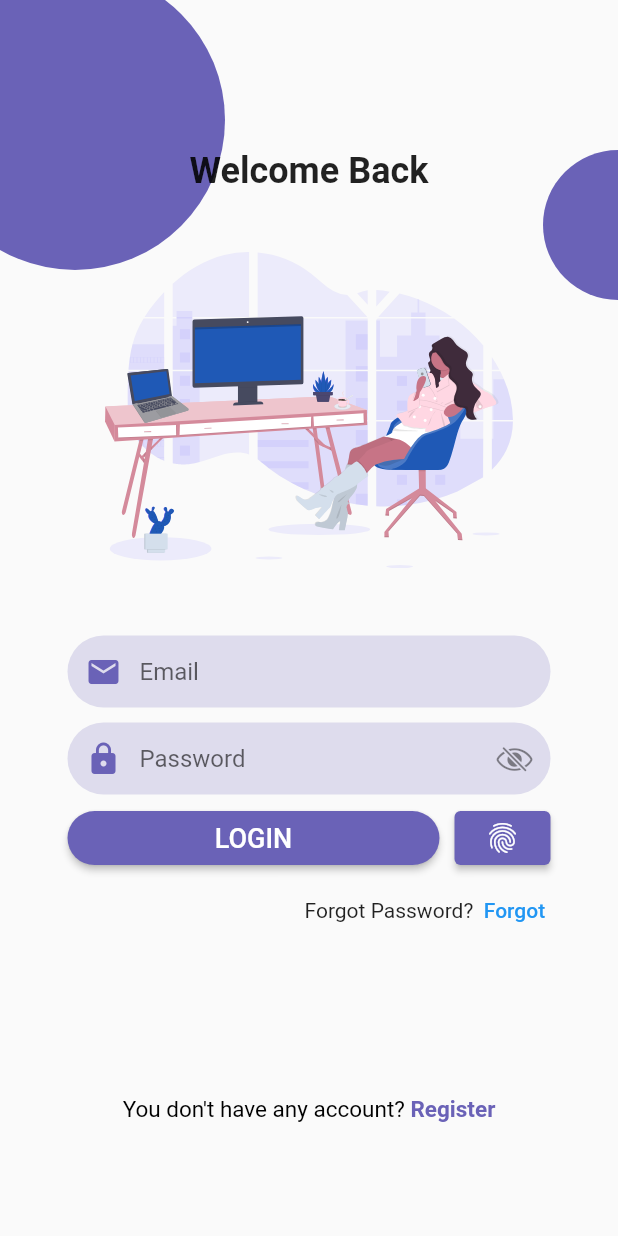
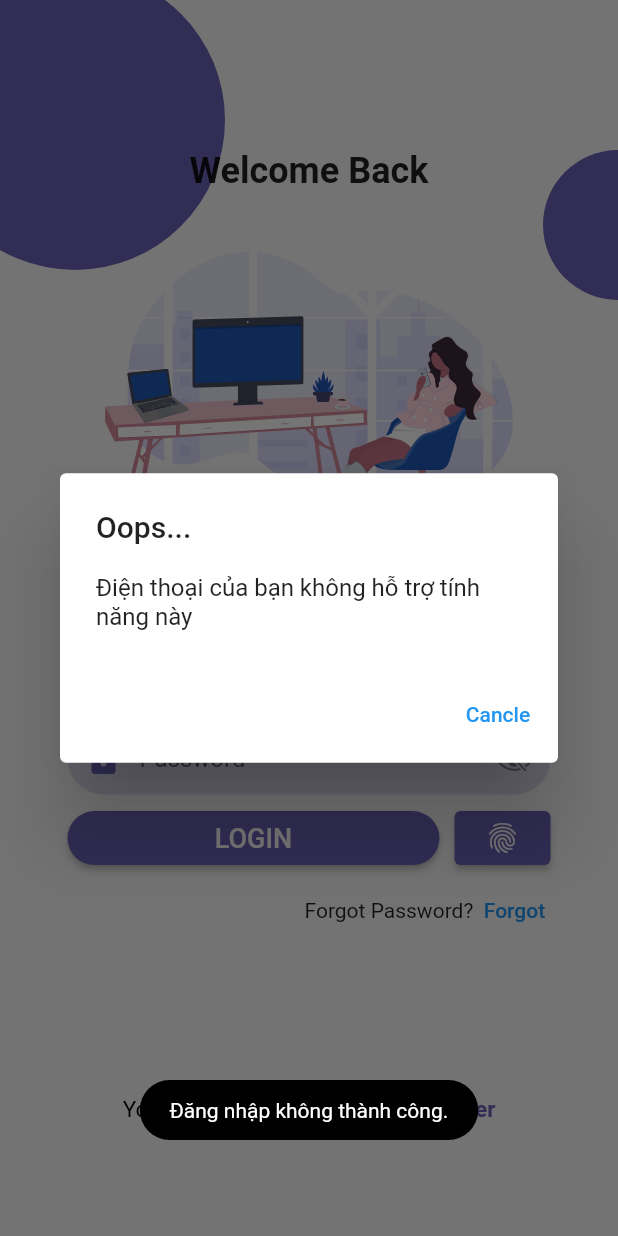
Before and after one commit to DuongMinh12/sos_app_api, a Flutter app: the LogInPage screen opened by its route, after a tap on the "fingerprint" icon, on a phone screen of 412 x 824 dp. Run offline on Flutter 3.47's test engine with Material 2 defaults, Android fonts, the phone set to English and light mode, and no system bars; our stand-ins replace bloc, cloud_firestore, dio, equatable, firebase_auth, firebase_core and 13 more; missing offline and left inert: local_auth_android, local_auth_ios, password_strength_checker; accounts and stored records are empty; network calls fail; project files that could hold a hidden picture were left out.

```diff
--- a/lib/controllers/login_controller.dart
+++ b/lib/controllers/login_controller.dart
@@ -1,5 +1,3 @@
-
-import 'dart:convert';
 
 import 'package:dio/dio.dart';
 import 'package:firebase_auth/firebase_auth.dart';
--- a/lib/main.dart
+++ b/lib/main.dart
@@ -10,7 +10,7 @@ void main() async{
   await Firebase.initializeApp();
   await GetStorage.init();
   runApp(MaterialApp(
-    initialRoute: LogInPage.routeName,
+    initialRoute: DrawerMenu.routeName,
     routes: routes,
     debugShowCheckedModeBanner: false,
     //theme: ThemeData(),
--- a/lib/screens/login/components/login_textfied.dart
+++ b/lib/screens/login/components/login_textfied.dart
@@ -1,12 +1,19 @@
+import 'dart:io';
+
 import 'package:flutter/cupertino.dart';
 import 'package:flutter/material.dart';
+import 'package:flutter_secure_storage/flutter_secure_storage.dart';
+import 'package:local_auth/local_auth.dart';
+import 'package:shared_preferences/shared_preferences.dart';
+import 'package:warning_app/constants/utils.dart';
 import 'package:warning_app/controllers/login_controller.dart';
+import 'package:warning_app/services/local_auth/local_auth_service.dart';
 import 'package:warning_app/validator/validator.dart';
 
+import '../../../app_state.dart';
 import '../../../constants/add_all.dart';
 import '../../screens.dart';
 import 'components_login.dart';
-
 
 class LoginTextfield extends StatefulWidget {
   LoginTextfield({
@@ -21,17 +28,20 @@ class _LoginTextfieldState extends State<LoginTextfield> {
   final _emailController = TextEditingController();
   final _passController = TextEditingController();
   final GlobalKey<FormState> _formKey = GlobalKey<FormState>();
+  var _email = AppState.instance.settingBox.read(SettingType.emaillogin.toString());
+  var _password = AppState.instance.settingBox.read(SettingType.passwordlogin.toString());
+
   @override
   void initState() {
     super.initState();
     LoginWithApi(context, _emailController.text, _passController.text);
+    // BioAuth.authenticate();
   }
 
   @override
   Widget build(BuildContext context) {
-
+    // print(AppState.instance.settingBox.read(SettingType.emaillogin.toString()));
     // Size size = MediaQuery.of(context).size;
-
     return Form(
       key: _formKey,
       child: Column(
@@ -76,7 +86,7 @@ class _LoginTextfieldState extends State<LoginTextfield> {
                     ),
                     style: ElevatedButton.styleFrom(
                         //minimumSize: Size(size.width*0.8, 45),
-                      // padding: EdgeInsets.symmetric(horizontal: 10),
+                        // padding: EdgeInsets.symmetric(horizontal: 10),
                         backgroundColor: kPrimaryColor,
                         shape: RoundedRectangleBorder(
                           borderRadius: BorderRadius.circular(30),
@@ -86,11 +96,31 @@ class _LoginTextfieldState extends State<LoginTextfield> {
                 SizedBox(
                   width: 10,
                 ),
+                // (checkBio == true) ?
                 ElevatedButton(
-                  onPressed: () {},
-                  child: Icon(Icons.fingerprint),
+                  onPressed: () async {
+                    bool check = await BioAuth.authenticate(context);
+                    if(check == true){
+                      LoginWithApi(context, _email, _password);
+                    }
+                    else{
+                      Utils.toassMessage('Đăng nhập không thành công.');
+                    }
+                    // print(check);
+                  },
+                  child: (Platform.isAndroid)
+                      ? Icon(Icons.fingerprint)
+                      : SizedBox(
+                          child: Image.network(
+                            faceid,
+                            color: Colors.white,
+                          ),
+                          width: 25,
+                          height: 25,
+                        ),
                   style: ElevatedButton.styleFrom(backgroundColor: kPrimaryColor),
                 )
+                // : SizedBox(),
               ],
             ),
           ),
@@ -100,15 +130,15 @@ class _LoginTextfieldState extends State<LoginTextfield> {
               mainAxisAlignment: MainAxisAlignment.end,
               children: [
                 Text('Forgot Password? '),
-                TextButton(onPressed: (){
-                  Navigator.pushNamed(context, ForgotPasswordPage.routeName);
-                }, child: Text('Forgot'),
-                  style: TextButton.styleFrom(
-                      padding: EdgeInsets.zero,
-                      minimumSize: Size.zero
-                  ),
+                TextButton(
+                  onPressed: () {
+                    Navigator.pushNamed(context, ForgotPasswordPage.routeName);
+                  },
+                  child: Text('Forgot'),
+                  style: TextButton.styleFrom(padding: EdgeInsets.zero, minimumSize: Size.zero),
                 ),
-              ],),
+              ],
+            ),
           ),
         ],
       ),
--- a/lib/services/local_auth/local_auth_service.dart
+++ b/lib/services/local_auth/local_auth_service.dart
@@ -1,6 +1,72 @@
+import 'dart:io';
+import 'package:flutter/material.dart';
+import 'package:flutter_secure_storage/flutter_secure_storage.dart';
 import 'package:local_auth/local_auth.dart';
+import 'package:local_auth_ios/local_auth_ios.dart';
+import 'package:local_auth_android/local_auth_android.dart';
+import 'package:shared_preferences/shared_preferences.dart';
+import 'package:warning_app/constants/utils.dart';
 
 class BioAuth{
   static final _auth = LocalAuthentication();
-  static Future<bool> _canAuthenticate() async => await _auth.canCheckBiometrics || await _auth.isDeviceSupported();
+  static final storage = FlutterSecureStorage();
+  static Future<bool> canAuthenticate() async => await _auth.canCheckBiometrics || await _auth.isDeviceSupported();
+
+  // static getcanBio() async{
+  //   final SharedPreferences prefs = await SharedPreferences.getInstance();
+  //   await prefs.setBool('canAuth', await canAuthenticate());
+  // }
+  //
+  static Future<bool> authenticate(BuildContext context) async{
+    try{
+      if(!await canAuthenticate()){
+        showDialog(context: context, builder: (context){
+          return AlertDialog(
+            title: Text('Oops...'),
+            content: Text('Điện thoại của bạn không hỗ trợ tính năng này'),
+            actions: [
+              TextButton(onPressed: (){
+                Navigator.pop(context);
+              }, child: Text('Cancle'))
+            ],
+          );
+        });
+        return false;
+      }
+      return await _auth.authenticate(
+        authMessages: const [
+          IOSAuthMessages(
+              cancelButton: 'No thank',
+          ),
+          AndroidAuthMessages(
+              signInTitle: 'Log in',
+              // cancelButton: 'No thank',
+          )
+        ],
+        localizedReason: 'Enable Biometrics ID to sign in more easiy',
+        options: AuthenticationOptions(
+          useErrorDialogs: true,
+          stickyAuth: true,
+        )
+      );
+    }catch(e){
+      debugPrint("error $e");
+      return false;
+    }
+  }
+
+
+  // static checkAuthentication() async{
+  //   final canCheck = await _auth.canCheckBiometrics;
+  //   if(canCheck){
+  //     List<BiometricType> availableBiometrics = await _auth.getAvailableBiometrics();
+  //
+  //     if(Platform.isIOS){
+  //       if(availableBiometrics.contains(BiometricType.face)){
+  //         final authenticated = await _auth.authenticate(localizedReason: 'Enable face ID to sign in more easiy ');
+  //         storage.write(key: 'usingBiometric', value: 'true');
+  //       } else { availableBiometrics.contains(BiometricType.fingerprint);}
+  //     }
+  //   } else{ print('Cant check biometrics');}
+  // }
 }
--- a/pubspec.yaml
+++ b/pubspec.yaml
@@ -61,6 +61,7 @@ dependencies:
   flutter_pw_validator: ^1.5.0
   password_strength_checker: ^1.2.2
   local_auth: ^2.1.6
+  flutter_secure_storage: ^8.0.0
 
 dev_dependencies:
   flutter_test:
```
Also changed, not shown: pubspec.lock.
